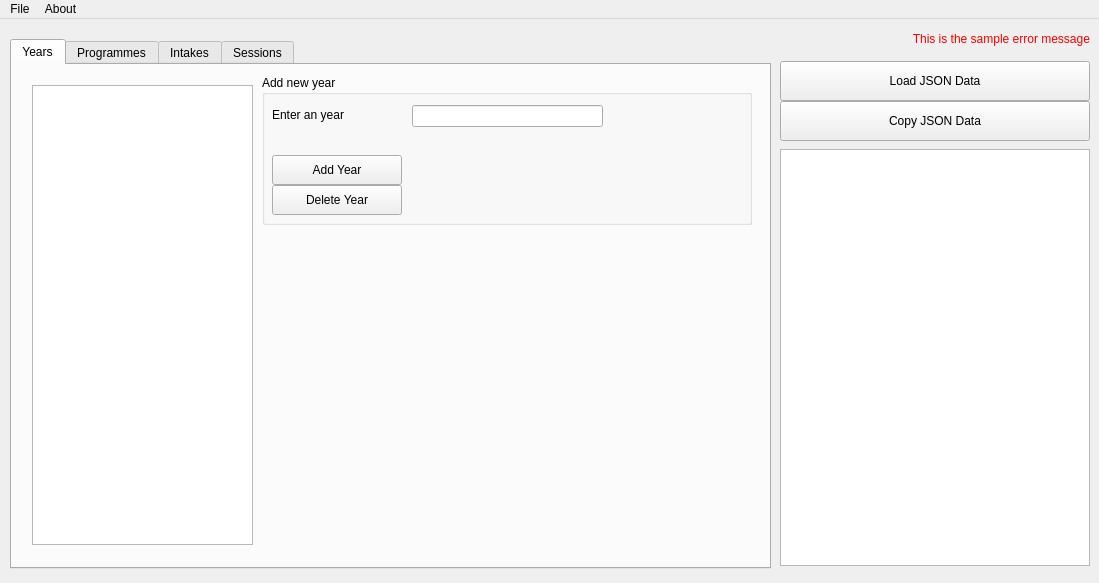
Old version of the form user-interface-main.ui in the repository arkangel-dev/json-hud-py.
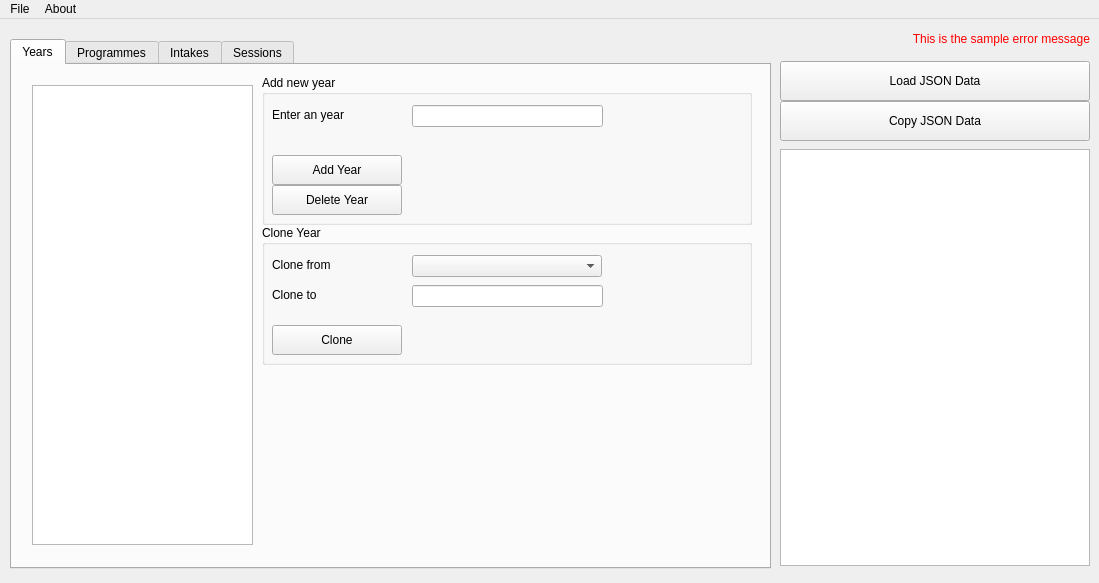
New version of the form. The open tabs and pages were chosen to show the change.

Diff of the .ui file:
```diff
--- a/user-interface-main.ui
+++ b/user-interface-main.ui
@@ -105,6 +105,78 @@
        </rect>
       </property>
      </widget>
+     <widget class="QGroupBox" name="groupBox_8">
+      <property name="geometry">
+       <rect>
+        <x>250</x>
+        <y>160</y>
+        <width>490</width>
+        <height>140</height>
+       </rect>
+      </property>
+      <property name="title">
+       <string>Clone Year</string>
+      </property>
+      <widget class="QLabel" name="label_9">
+       <property name="geometry">
+        <rect>
+         <x>10</x>
+         <y>30</y>
+         <width>160</width>
+         <height>20</height>
+        </rect>
+       </property>
+       <property name="text">
+        <string>Clone from</string>
+       </property>
+      </widget>
+      <widget class="QPushButton" name="clone_year_button">
+       <property name="geometry">
+        <rect>
+         <x>10</x>
+         <y>100</y>
+         <width>130</width>
+         <height>30</height>
+        </rect>
+       </property>
+       <property name="text">
+        <string>Clone</string>
+       </property>
+      </widget>
+      <widget class="QComboBox" name="clone_from_year">
+       <property name="geometry">
+        <rect>
+         <x>150</x>
+         <y>30</y>
+         <width>190</width>
+         <height>22</height>
+        </rect>
+       </property>
+      </widget>
+      <widget class="QLineEdit" name="linedit_add_year_2">
+       <property name="geometry">
+        <rect>
+         <x>150</x>
+         <y>60</y>
+         <width>191</width>
+         <height>22</height>
+        </rect>
+       </property>
+      </widget>
+      <widget class="QLabel" name="label_10">
+       <property name="geometry">
+        <rect>
+         <x>10</x>
+         <y>60</y>
+         <width>100</width>
+         <height>20</height>
+        </rect>
+       </property>
+       <property name="text">
+        <string>Clone to</string>
+       </property>
+      </widget>
+     </widget>
     </widget>
     <widget class="QWidget" name="tab_prog">
      <attribute name="title">
```
Left out of the diff: 219 changed lines with no effect on the pictures.
